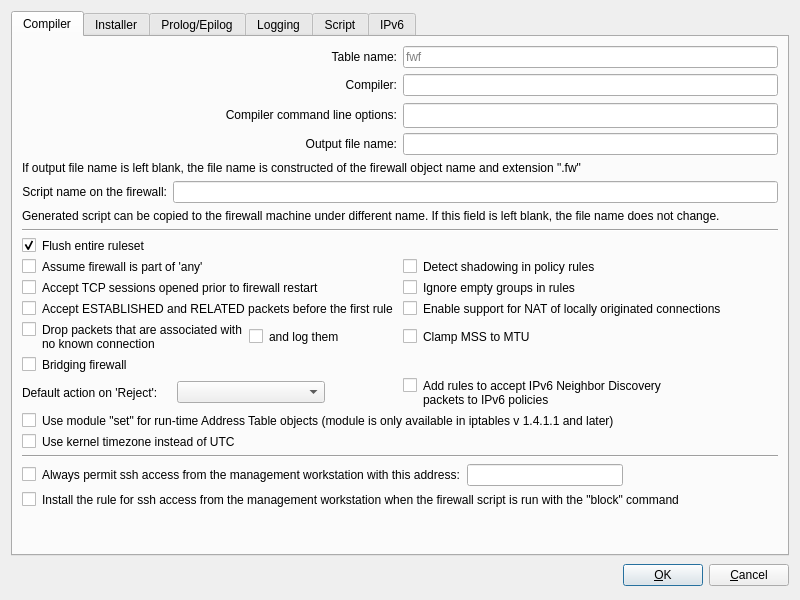
First picture: the form in src/firewallfabrik/gui/ui/nftablessettingsdialog_q.ui, repository Linuxfabrik/firewallfabrik, before the edit.
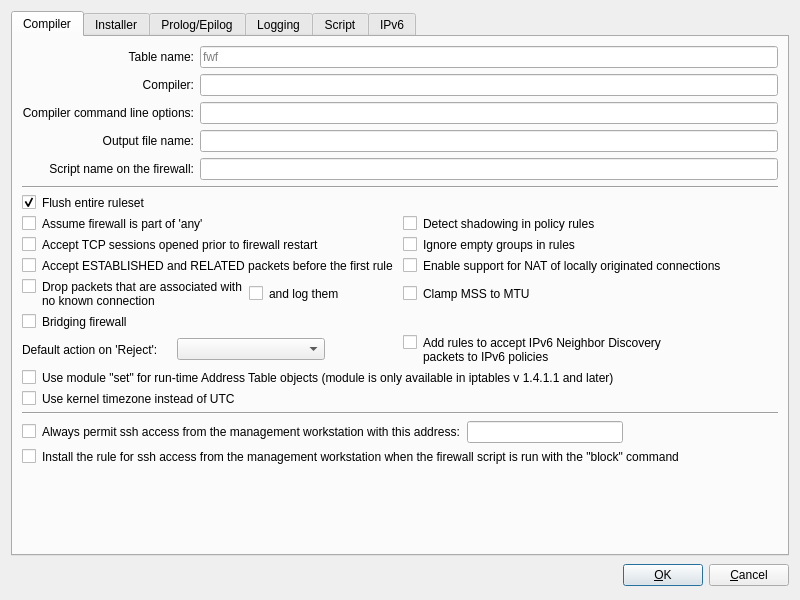
Second picture: the form after the edit.

```diff
--- a/src/firewallfabrik/gui/ui/nftablessettingsdialog_q.ui
+++ b/src/firewallfabrik/gui/ui/nftablessettingsdialog_q.ui
@@ -102,6 +102,12 @@
        </item>
        <item row="1" column="0" colspan="2">
         <layout class="QGridLayout" name="gridLayout_9">
+         <property name="horizontalSpacing">
+          <number>6</number>
+         </property>
+         <property name="verticalSpacing">
+          <number>6</number>
+         </property>
          <item row="0" column="0">
           <widget class="QLabel" name="tableNameLabel">
            <property name="text">
@@ -110,19 +116,10 @@
            <property name="alignment">
             <set>Qt::AlignmentFlag::AlignRight|Qt::AlignmentFlag::AlignTrailing|Qt::AlignmentFlag::AlignVCenter</set>
            </property>
-           <property name="wordWrap">
-            <bool>false</bool>
-           </property>
           </widget>
          </item>
          <item row="0" column="1">
           <widget class="QLineEdit" name="tableName">
-           <property name="maximumSize">
-            <size>
-             <width>32767</width>
-             <height>22</height>
-            </size>
-           </property>
            <property name="toolTip">
             <string>Base name for tables and chains managed by
 FirewallFabrik (e.g. fwf_filter, fwf_nat for
@@ -146,19 +143,10 @@
            <property name="alignment">
             <set>Qt::AlignmentFlag::AlignRight|Qt::AlignmentFlag::AlignTrailing|Qt::AlignmentFlag::AlignVCenter</set>
            </property>
-           <property name="wordWrap">
-            <bool>false</bool>
-           </property>
           </widget>
          </item>
          <item row="1" column="1">
           <widget class="QLineEdit" name="compiler">
-           <property name="maximumSize">
-            <size>
-             <width>32767</width>
-             <height>22</height>
-            </size>
-           </property>
            <property name="toolTip">
             <string>Path to an alternative compiler binary. Leave empty to use the built-in
 compiler.</string>
@@ -167,37 +155,16 @@
          </item>
          <item row="2" column="0">
           <widget class="QLabel" name="compilerArgsLabel">
-           <property name="sizePolicy">
-            <sizepolicy hsizetype="Expanding" vsizetype="Preferred">
-             <horstretch>0</horstretch>
-             <verstretch>0</verstretch>
-            </sizepolicy>
-           </property>
            <property name="text">
             <string>Compiler command line options:</string>
            </property>
            <property name="alignment">
             <set>Qt::AlignmentFlag::AlignRight|Qt::AlignmentFlag::AlignTrailing|Qt::AlignmentFlag::AlignVCenter</set>
            </property>
-           <property name="wordWrap">
-            <bool>false</bool>
-           </property>
           </widget>
          </item>
          <item row="2" column="1">
           <widget class="QLineEdit" name="compilerArgs">
-           <property name="minimumSize">
-            <size>
-             <width>0</width>
-             <height>25</height>
-            </size>
-           </property>
-           <property name="maximumSize">
-            <size>
-             <width>32767</width>
-             <height>22</height>
-            </size>
-           </property>
            <property name="toolTip">
             <string>Additional command-line arguments passed to the compiler.</string>
            </property>
@@ -205,52 +172,23 @@
          </item>
          <item row="3" column="0">
           <widget class="QLabel" name="textLabel1_5">
-           <property name="sizePolicy">
-            <sizepolicy hsizetype="Expanding" vsizetype="Preferred">
-             <horstretch>0</horstretch>
-             <verstretch>0</verstretch>
-            </sizepolicy>
-           </property>
            <property name="text">
             <string>Output file name:</string>
            </property>
            <property name="alignment">
             <set>Qt::AlignmentFlag::AlignRight|Qt::AlignmentFlag::AlignTrailing|Qt::AlignmentFlag::AlignVCenter</set>
            </property>
-           <property name="wordWrap">
-            <bool>true</bool>
-           </property>
           </widget>
          </item>
          <item row="3" column="1">
           <widget class="QLineEdit" name="outputFileName">
-           <property name="maximumSize">
-            <size>
-             <width>32767</width>
-             <height>22</height>
-            </size>
-           </property>
            <property name="toolTip">
             <string>Name of the generated output file. Leave empty to use the default name derived
 from the firewall object name.</string>
            </property>
           </widget>
          </item>
-        </layout>
-       </item>
-       <item row="2" column="0" colspan="2">
-        <widget class="QLabel" name="label_7">
-         <property name="text">
-          <string>If output file name is left blank, the file name is constructed of the firewall object name and extension ".fw"</string>
-         </property>
-         <property name="wordWrap">
-          <bool>true</bool>
-         </property>
-        </widget>
-       </item>
-       <item row="3" column="0" colspan="2">
-        <layout class="QGridLayout" name="gridLayout_8">
-         <item row="0" column="0">
+         <item row="4" column="0">
           <widget class="QLabel" name="label_2">
            <property name="text">
             <string>Script name on the firewall:</string>
@@ -260,14 +198,8 @@
            </property>
           </widget>
          </item>
-         <item row="0" column="1">
+         <item row="4" column="1">
           <widget class="QLineEdit" name="fileNameOnFw">
-           <property name="maximumSize">
-            <size>
-             <width>32767</width>
-             <height>22</height>
-            </size>
-           </property>
            <property name="toolTip">
             <string>Name of the script file on the firewall. Leave empty to use the same name as the
 output file.</string>
@@ -276,16 +208,6 @@
          </item>
         </layout>
        </item>
-       <item row="4" column="0" colspan="2">
-        <widget class="QLabel" name="label_4">
-         <property name="text">
-          <string>Generated script can be copied to the firewall machine under different name. If this field is left blank, the file name does not change.</string>
-         </property>
-         <property name="wordWrap">
-          <bool>true</bool>
-         </property>
-        </widget>
-       </item>
        <item row="5" column="0" colspan="2">
         <widget class="Line" name="line4_2">
          <property name="frameShape">
```
Left out of the diff: 31 changed lines with no effect on the pictures.
